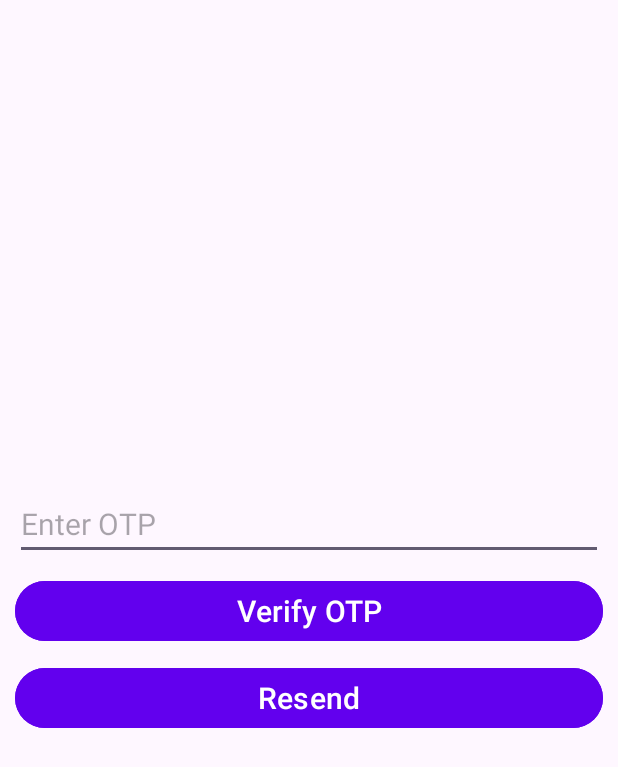
After one commit to adriatik7/AndroidProject, an Android app: the VerifyOTPActivity screen opened directly, with no data from a screen before it, on a phone screen of 412 x 824 dp. The commit adds this screen. Shown: the top 767 px of the screen. Run offline under Robolectric (Android 15) with nearby library versions, the phone set to English and light mode, and no system bars; libraries missing offline, so code that uses them is left out: javax.mail, javax.mail.internet; 7 statements that could not run were skipped.

Commit message:
Implemented 2FA via email for OTP verification

```diff
--- /dev/null
+++ b/app/src/main/java/com/example/androidproject/OTPSender.java
@@ -0,0 +1,50 @@
+package com.example.androidproject;
+
+import java.util.Properties;
+
+import javax.mail.Authenticator;
+import javax.mail.Message;
+import javax.mail.MessagingException;
+import javax.mail.PasswordAuthentication;
+import javax.mail.Session;
+import javax.mail.Transport;
+import javax.mail.internet.InternetAddress;
+import javax.mail.internet.MimeMessage;
+
+public class OTPSender {
+
+    private static final String smtpHost = "smtp.gmail.com";
+    private static final String smtpPort = "587";
+    private static final String senderEmail = "addriatikkrasniqi@gmail.com";
+    private static final String senderPassword = "wket hyoe ydnu odsz";
+
+    public static boolean sendEmail(String email, String otp) {
+        Properties properties = System.getProperties();
+        properties.put("mail.smtp.host", smtpHost);
+        properties.put("mail.smtp.port", smtpPort);
+        properties.put("mail.smtp.auth", "true");
+        properties.put("mail.smtp.starttls.enable", true);
+        properties.put("mail.debug", "true");
+
+
+        Session session = Session.getInstance(properties, new Authenticator() {
+            @Override
+            protected PasswordAuthentication getPasswordAuthentication() {
+                return new PasswordAuthentication(senderEmail, senderPassword);
+            }
+        });
+
+        try {
+            Message message = new MimeMessage(session);
+            message.setFrom(new InternetAddress(senderEmail));
+            message.setRecipient(Message.RecipientType.TO, new InternetAddress(email));
+            message.setSubject("Your two-factor authentication code");
+            message.setText("Your authentication code is: " + otp);
+            Transport.send(message);
+            return true;
+        } catch (MessagingException e) {
+            return false;
+        }
+    }
+
+}
--- /dev/null
+++ b/app/src/main/java/com/example/androidproject/VerifyOTPActivity.java
@@ -0,0 +1,93 @@
+package com.example.androidproject;
+
+import android.content.Intent;
+import android.os.Bundle;
+import android.text.TextUtils;
+import android.util.Log;
+import android.widget.Button;
+import android.widget.EditText;
+import android.widget.Toast;
+
+import androidx.appcompat.app.AppCompatActivity;
+
+import java.security.SecureRandom;
+
+public class VerifyOTPActivity extends AppCompatActivity {
+    private EditText otpEditText;
+    private String generatedOtp, fullName, username, email, password;
+    private DatabaseHelper dbHelper;
+
+    @Override
+    protected void onCreate(Bundle savedInstanceState) {
+        super.onCreate(savedInstanceState);
+        setContentView(R.layout.activity_verify_otp);
+
+        otpEditText = findViewById(R.id.editTextOTP);
+        Button verifyButton = findViewById(R.id.verifyButton);
+        Button resendButton = findViewById(R.id.resendButton);
+        dbHelper = new DatabaseHelper(this);
+
+        // Get data from Intent
+        fullName = getIntent().getStringExtra("fullName");
+        username = getIntent().getStringExtra("username");
+        email = getIntent().getStringExtra("email");
+        password = getIntent().getStringExtra("password");
+        generatedOtp = generateOtp();
+
+        Log.d("VerifyOTPActivity", "Generated OTP: " + generatedOtp);
+
+        // Send OTP email
+        sendEmail(email, generatedOtp);
+
+        verifyButton.setOnClickListener(v -> {
+            String enteredOtp = otpEditText.getText().toString().trim();
+            verifyOtp(enteredOtp);
+        });
+
+        resendButton.setOnClickListener(v -> {
+            generatedOtp = generateOtp();
+            Log.d("VerifyOTPActivity", "Resending OTP: " + generatedOtp);
+            sendEmail(email, generatedOtp);
+        });
+    }
+
+    private void verifyOtp(String enteredOtp) {
+        if (TextUtils.isEmpty(enteredOtp)) {
+            Toast.makeText(this, "Please enter the OTP.", Toast.LENGTH_SHORT).show();
+            return;
+        }
+
+        if (enteredOtp.equals(generatedOtp)) {
+            // Insert user into the database
+            if (dbHelper.addUser(fullName, email, username, password)) {
+                Toast.makeText(this, "OTP verified successfully. Your account is now created.", Toast.LENGTH_SHORT).show();
+                Intent intent = new Intent(VerifyOTPActivity.this, LoginActivity.class);
+                startActivity(intent);
+                finish();
+            } else {
+                Toast.makeText(this, "Error creating account. Please try again.", Toast.LENGTH_SHORT).show();
+            }
+        } else {
+            Toast.makeText(this, "Invalid OTP. Please try again.", Toast.LENGTH_SHORT).show();
+        }
+    }
+
+    private String generateOtp() {
+        SecureRandom random = new SecureRandom();
+        int otp = random.nextInt(900000) + 100000; // Generate a 6-digit OTP
+        return String.valueOf(otp);
+    }
+
+    private void sendEmail(String email, String otp) {
+        new Thread(() -> {
+            boolean emailSent = OTPSender.sendEmail(email, otp);
+            runOnUiThread(() -> {
+                if (emailSent) {
+                    Toast.makeText(this, "OTP sent to your email.", Toast.LENGTH_SHORT).show();
+                } else {
+                    Toast.makeText(this, "Failed to send OTP. Please try again.", Toast.LENGTH_SHORT).show();
+                }
+            });
+        }).start();
+    }
+}
--- /dev/null
+++ b/app/src/main/res/layout/activity_verify_otp.xml
@@ -0,0 +1,54 @@
+<?xml version="1.0" encoding="utf-8"?>
+<androidx.constraintlayout.widget.ConstraintLayout xmlns:android="http://schemas.android.com/apk/res/android"
+    xmlns:app="http://schemas.android.com/apk/res-auto"
+    xmlns:tools="http://schemas.android.com/tools"
+    android:id="@+id/main"
+    android:layout_width="match_parent"
+    android:layout_height="match_parent"
+    tools:context=".VerifyOtpActivity">
+
+    <LinearLayout
+        android:layout_width="match_parent"
+        android:layout_height="wrap_content"
+        android:orientation="vertical"
+        app:layout_constraintBottom_toBottomOf="parent"
+        app:layout_constraintStart_toStartOf="parent"
+        app:layout_constraintTop_toTopOf="parent">
+
+        <EditText
+            android:id="@+id/editTextOTP"
+            android:layout_width="match_parent"
+            android:layout_height="wrap_content"
+            android:layout_marginStart="10dp"
+            android:layout_marginEnd="10dp"
+            android:layout_marginBottom="10dp"
+            android:ems="10"
+            android:hint="Enter OTP"
+            android:inputType="text"
+            android:textSize="20sp" />
+
+        <Button
+            android:id="@+id/verifyButton"
+            android:layout_width="match_parent"
+            android:layout_height="wrap_content"
+            android:layout_marginStart="10dp"
+            android:layout_marginEnd="10dp"
+            android:layout_marginBottom="10dp"
+            android:textColor="@android:color/white"
+            android:backgroundTint="#6200EE"
+            android:text="Verify OTP"
+            android:textSize="20sp" />
+
+        <Button
+            android:id="@+id/resendButton"
+            android:layout_width="match_parent"
+            android:layout_height="wrap_content"
+            android:layout_marginStart="10dp"
+            android:layout_marginEnd="10dp"
+            android:layout_marginBottom="10dp"
+            android:textColor="@android:color/white"
+            android:backgroundTint="#6200EE"
+            android:text="Resend"
+            android:textSize="20sp" />
+    </LinearLayout>
+</androidx.constraintlayout.widget.ConstraintLayout>
--- a/app/src/main/res/values/colors.xml
+++ b/app/src/main/res/values/colors.xml
@@ -4,6 +4,7 @@
     <color name="white">#FFFFFFFF</color>
     <color name="purple">#6200EE</color>
     <color name="colorPrimary">#6200EE</color>
+    <color name="teal_700">#00796B</color>
 
 
 
```
Also changed, not shown: app/build.gradle.kts (+9 -1 lines), app/src/main/AndroidManifest.xml (+8 -0 lines), app/src/main/java/com/example/androidproject/SignUpActivity.java (+8 -16 lines).
